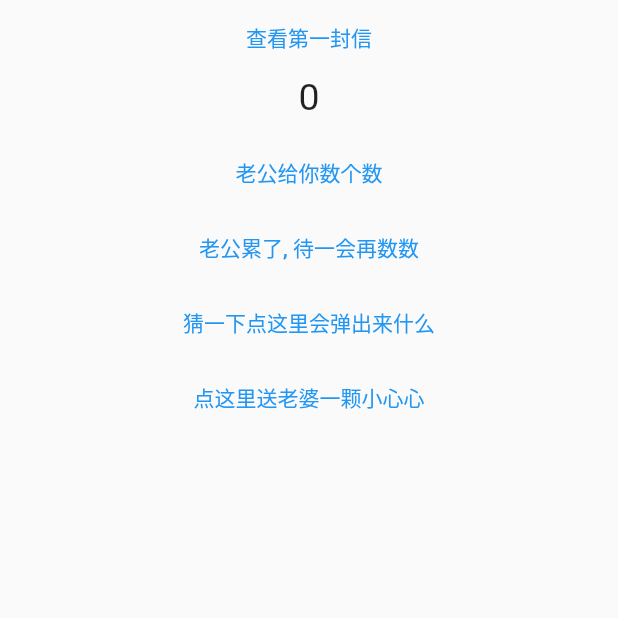
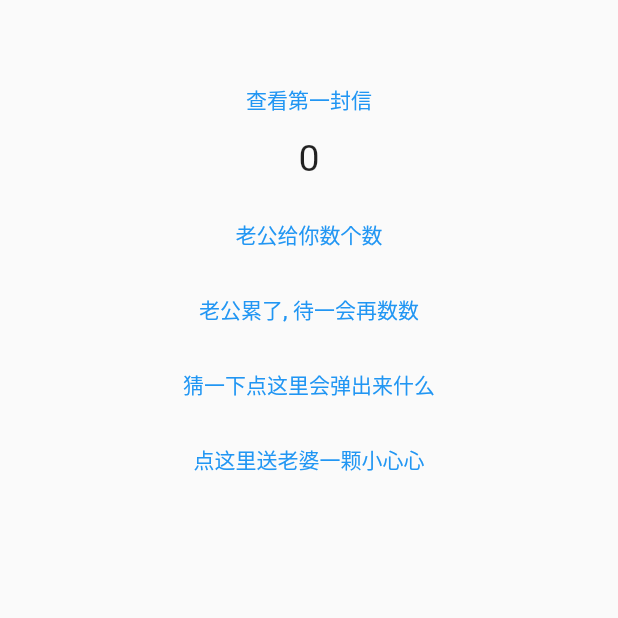
Before and after one commit to hhcme/flutter_frame_hyc, a Flutter app: the screen it shows after launch, on a phone screen of 412 x 824 dp, the top half of it. Run offline on Flutter 3.47's test engine with Material 2 defaults, Android fonts, the phone set to English and light mode, and no system bars; our stand-ins replace get_storage.

Commit message:
加入自适应组件

```diff
--- a/example/lib/main.dart
+++ b/example/lib/main.dart
@@ -11,6 +11,7 @@ class MyApp extends StatelessWidget {
 
   @override
   Widget build(BuildContext context) {
+    // todo 这里可能还是有问题, 因为是需要context的, 但是加载可能会有大量异步
     FrameOfHYC.init(context);
     return Builder(builder: (BuildContext context) {
       return MaterialApp(
@@ -21,7 +22,13 @@ class MyApp extends StatelessWidget {
         ),
         routes: TestRouterConfig.routes,
         initialRoute: '/',
-        navigatorObservers: [HycNavigatorObserver()], // 增加路由监听
+        navigatorObservers: [HycNavigatorObserver()],
+        // 增加路由监听
+        builder: (BuildContext context, Widget? child) {
+          return ScreenWidget(
+            child: child,
+          );
+        },
       );
     });
   }
--- a/example/lib/src/page/app_home/view.dart
+++ b/example/lib/src/page/app_home/view.dart
@@ -12,6 +12,9 @@ class AppHomeView extends HycFrameView<AppHomeLogic> {
       body: Center(
         child: ListView(
           children: <Widget>[
+            SizedBox(
+              height: screenUtil.adaptive(100),
+            ),
             controlButton('查看第一封信', () {
               toNamed('/first_home');
             }),
--- a/lib/src/widget/pop/toast.dart
+++ b/lib/src/widget/pop/toast.dart
@@ -37,6 +37,7 @@ class OverlayWidget extends StatefulWidget {
     super.key,
   });
 
+  /// 文本信息
   final String txt;
 
   @override
--- /dev/null
+++ b/lib/src/widget/screen_util.dart
@@ -0,0 +1,111 @@
+import 'dart:math';
+import 'dart:ui';
+
+import 'package:flutter/material.dart';
+
+
+ScreenUtil screenUtil = ScreenUtil._instance;
+
+// 使用 context 获取屏幕信息
+// 代码中的设置会影响获取的结果
+//此类应该放在最顶层
+class ScreenWidget extends StatefulWidget {
+  final Widget? child;
+
+  const ScreenWidget({Key? key, this.child}) : super(key: key);
+
+  @override
+  _ScreenWidgetState createState() => _ScreenWidgetState();
+}
+
+class _ScreenWidgetState extends State<ScreenWidget> with WidgetsBindingObserver {
+  @override
+  void initState() {
+    super.initState();
+    WidgetsBinding.instance.addObserver(this);
+  }
+
+  @override
+  void dispose() {
+    WidgetsBinding.instance.removeObserver(this);
+    super.dispose();
+  }
+
+  @override
+  void didChangeMetrics() {
+    if (ScreenUtil.checkNeedUpdate()) {
+      setState(() {});
+    }
+  }
+
+  @override
+  void didChangeTextScaleFactor() {
+    if (ScreenUtil.checkNeedUpdate()) {
+      setState(() {});
+    }
+  }
+
+  @override
+  Widget build(BuildContext context) {
+    /*
+    在release的模式下,如果在BuildRunOnceEvent使用ScreenUtil.init();的话会出现问题，
+        故现在暂时只能在每次build都调用
+      //问题出现的issues https://github.com/flutter/flutter/issues/25827
+    */
+    ScreenUtil.init(context: context);
+    return widget.child!;
+  }
+}
+
+/// 适配屏幕函数
+/// [width] 设计稿宽度
+/// [height] 设计稿高度
+/// [_deviceWidth] 实际设备宽度
+/// [_deviceHeight] 实际设备高度
+/// [_textScaleFactor] 字体的缩放比例
+class ScreenUtil {
+  static ScreenUtil _instance = ScreenUtil._();
+  static int width = 1000; //设计稿宽度
+  static int height = 2111; //设计稿高度
+  static double? _deviceWidth; //实际设备宽度
+  static double? _deviceHeight; //实际设备高度
+  static double? _textScaleFactor; //字体的缩放比例
+
+  ScreenUtil._();
+
+  static bool checkNeedUpdate() {
+    final newMediaQuery = MediaQueryData.fromWindow(window);
+    return newMediaQuery.size.width != _deviceWidth ||
+        newMediaQuery.size.height != _deviceHeight ||
+        newMediaQuery.textScaleFactor != _textScaleFactor;
+  }
+
+  /// 初始化屏幕参数
+  /// 默认从window对象获取，此对象可以认为是操作系统的设置，flutter中的修改对其不生效
+  /// 可以传入context参数从当前widget获取
+  static void init({BuildContext? context}) {
+    late MediaQueryData mediaQuery;
+    if (context == null) {
+      mediaQuery = MediaQueryData.fromWindow(window);
+    } else {
+      mediaQuery = MediaQuery.of(context);
+    }
+    _deviceWidth = min(mediaQuery.size.width, mediaQuery.size.height);
+    _deviceHeight = max(mediaQuery.size.width, mediaQuery.size.height);
+    _textScaleFactor = mediaQuery.textScaleFactor;
+  }
+
+  //实际的dp与设计稿px的比例
+  static double get scaleWidth => _deviceWidth! / width;
+
+  static double get scaleHeight => _deviceHeight! / height;
+
+  /// 根据设计稿的设备宽度适配
+  /// 高度也根据这个来做适配可以保证不变形
+  /// 字体size使用 adaptiveFontSize 属性,会间接调用本方法
+  double adaptive(double px) => px * scaleWidth;
+
+  /// 根据设计稿的设备高度适配
+  double getHeight(double px) => px * scaleHeight;
+
+}
--- a/lib/src/widget/widget.dart
+++ b/lib/src/widget/widget.dart
@@ -1,2 +1,3 @@
 export 'base/frame_view.dart';
 export 'pop/toast.dart';
+export 'screen_util.dart';
```
